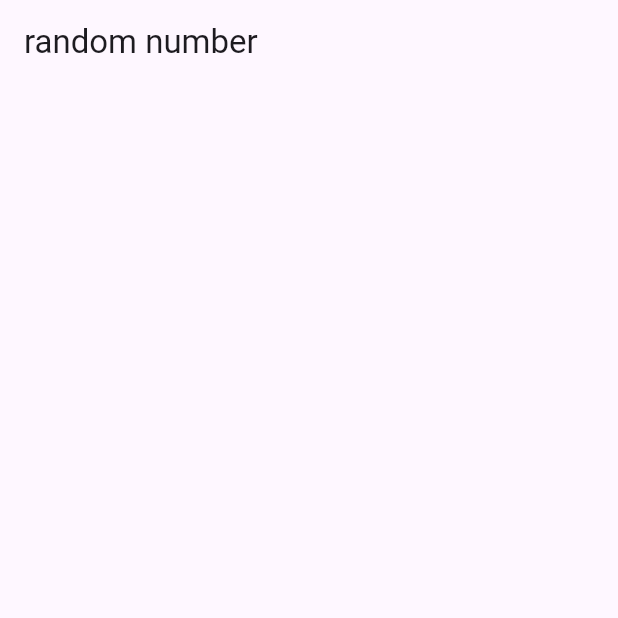
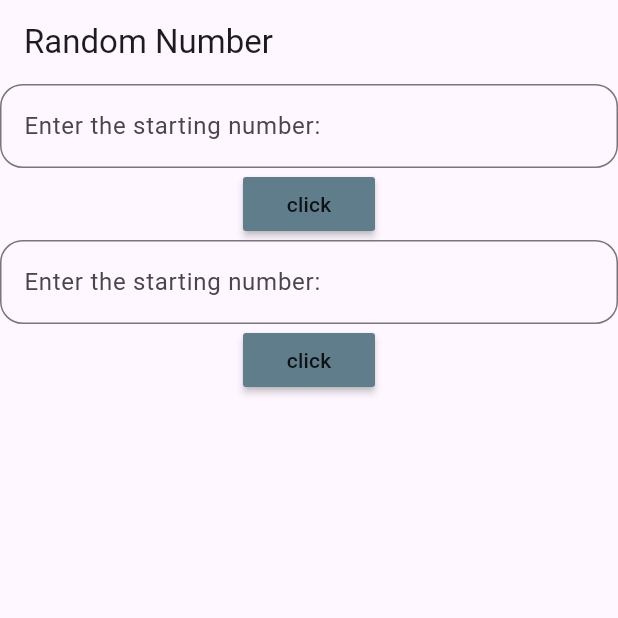
Before and after one commit to senthilharish/random_number_generator, a Flutter app: the screen it shows after launch, on a phone screen of 412 x 824 dp, the top half of it. Run offline on Flutter 3.47's test engine with Material 3 defaults, Android fonts, the phone set to English and light mode, and no system bars.

Commit message:
adding text input

```diff
--- a/lib/main.dart
+++ b/lib/main.dart
@@ -1,24 +1,68 @@
 import 'package:flutter/material.dart';
-import 'dart:math';
-
 
 void main() {
   runApp(const MyApp());
 }
-class MyApp extends StatelessWidget {
+
+int a = 0;
+int b = 0;
+
+final _textcontroller1 = TextEditingController();
+final _textcontroller2 = TextEditingController();
+class MyApp extends StatefulWidget {
   const MyApp({super.key});
 
   @override
+  State<MyApp> createState() => _MyAppState();
+}
+
+class _MyAppState extends State<MyApp> {
+  @override
   Widget build(BuildContext context) {
     return MaterialApp(
-      home:Scaffold(
-        appBar: AppBar(title:const Text("random number"),),
-        body: Column(
-          children: [
+        home: Scaffold(
+      appBar: AppBar(
+        title: const Text("Random Number"),
+      ),
+      body: Column(
+        children: [
+          input(_textcontroller1),
+          button(a,_textcontroller1),
+          input(_textcontroller2),
+          button(b,_textcontroller2),
+          SizedBox(
+            height: 20,
+          ),
 
-          ],
-        ),
-      )
-    );
+        ],
+      ),
+    ));
   }
+
+
+  TextField input(control) {
+    return TextField(
+          controller: control,
+          decoration: InputDecoration(
+              border: OutlineInputBorder(
+                borderRadius: BorderRadius.circular(15),
+              ),
+              hintText: "Enter the starting number:"),
+          keyboardType: TextInputType.number, // Ensure only numbers are entered
+        );
+  }
+    MaterialButton button(value,control1) {
+    return MaterialButton(
+          onPressed: () {
+            setState(() {
+              // Convert the entered text to an integer
+              value = int.tryParse(control1.text) ?? 0;
+              print(value);
+            });
+          },
+          color: Colors.blueGrey,
+          child: const Text("click"),
+        );
+  }
+
 }
```
